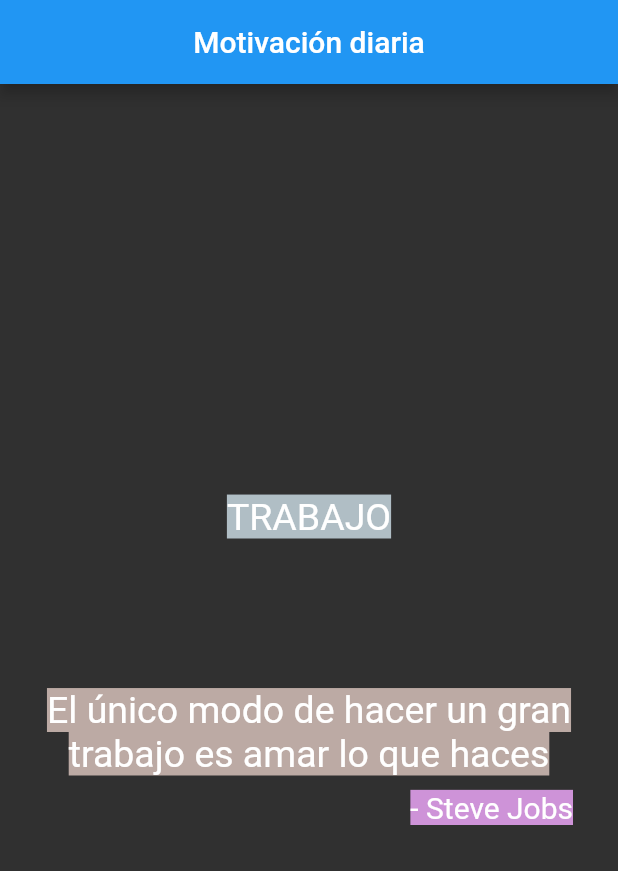
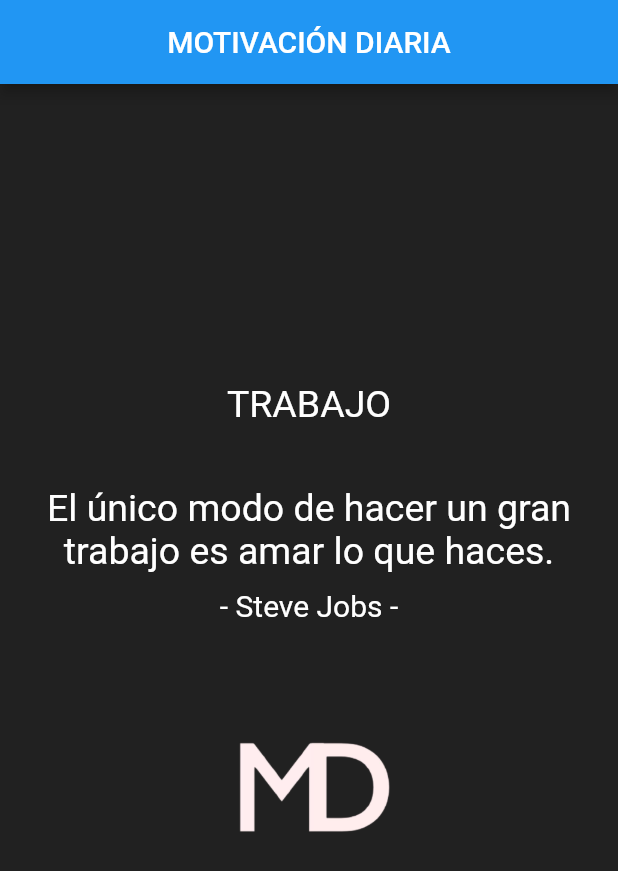
Before and after one commit to Radega1993/motivaciondiaria, a Flutter app: the screen it shows after launch, on a phone screen of 412 x 824 dp. Shown: the top 871 px of the screen. Run offline on Flutter 3.47's test engine with Material 2 defaults, Android fonts, the phone set to English and light mode, and no system bars.

Commit message:
diseño 1

```diff
--- a/motivaciondiaria/lib/main.dart
+++ b/motivaciondiaria/lib/main.dart
@@ -7,25 +7,19 @@ void main() {
 class MyApp extends StatelessWidget {
   @override
   Widget build(BuildContext context) {
-    Paint paint = Paint();
-    paint.color = Colors.brown.shade200;
-    Paint paint2 = Paint();
-    paint2.color = Colors.purple.shade200;
-    Paint paint3 = Paint();
-    paint3.color = Colors.blueGrey.shade200;
-    const primaryColor = Color(0xFF795548);
+    const primaryColor = Color(0xFF000000);
 
     return MaterialApp(
-        title: 'Motivación diaria',
+        title: 'MOTIVACIÓN DIARIA',
         theme: ThemeData(
           primaryColor: primaryColor,
         ),
         debugShowCheckedModeBanner: false,
         home: Scaffold(
-          backgroundColor: Colors.grey[850],
+          backgroundColor: Colors.grey.shade900,
           appBar: AppBar(
               title: Center(
-            child: Text('Motivación diaria'),
+            child: Text('MOTIVACIÓN DIARIA'),
           )),
           body: Center(
             child: Column(
@@ -37,35 +31,33 @@ class MyApp extends StatelessWidget {
                   textAlign: TextAlign.center,
                   style: TextStyle(
                     fontSize: 25,
-                    background: paint3,
                     color: Colors.white,
                   ),
                 ),
-                SizedBox(height: 100),
+                SizedBox(height: 40),
                 Text(
-                  'El único modo de hacer un gran trabajo es amar lo que haces ',
+                  'El único modo de hacer un gran trabajo es amar lo que haces.',
                   textAlign: TextAlign.center,
                   style: TextStyle(
                     fontSize: 25,
-                    background: paint,
                     color: Colors.white,
                   ),
                 ),
                 SizedBox(height: 10),
-                Align(
-                  alignment: Alignment.centerRight,
-                  child: Container(
-                    margin: new EdgeInsets.symmetric(horizontal: 30.0),
-                    child: Text(
-                      '- Steve Jobs ',
-                      textAlign: TextAlign.right,
-                      style: TextStyle(
-                        fontSize: 20,
-                        background: paint2,
-                        color: Colors.white,
-                      ),
-                    ),
+                Text(
+                  '- Steve Jobs -',
+                  textAlign: TextAlign.center,
+                  style: TextStyle(
+                    fontSize: 20,
+                    color: Colors.white,
                   ),
+                ),
+                SizedBox(height: 10),
+                Image.asset(
+                  'assets/logo.png',
+                  width: 200,
+                  height: 200,
+                  fit: BoxFit.cover,
                 ),
               ],
             ),
--- a/motivaciondiaria/pubspec.yaml
+++ b/motivaciondiaria/pubspec.yaml
@@ -45,9 +45,8 @@ flutter:
   uses-material-design: true
 
   # To add assets to your application, add an assets section, like this:
-  # assets:
-  #   - images/a_dot_burr.jpeg
-  #   - images/a_dot_ham.jpeg
+  assets:
+   - assets/
 
   # An image asset can refer to one or more resolution-specific "variants", see
   # https://flutter.dev/assets-and-images/#resolution-aware.
```
Also changed, not shown: motivaciondiaria/assets/logo.png (added), 1 other file.
